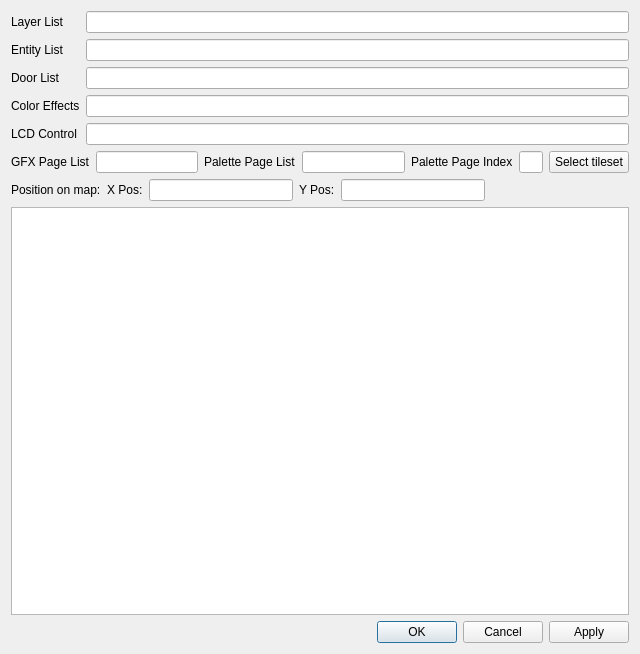
LagoLunatic/DSVEdit, file dsvedit/room_editor.ui: the form before one commit.
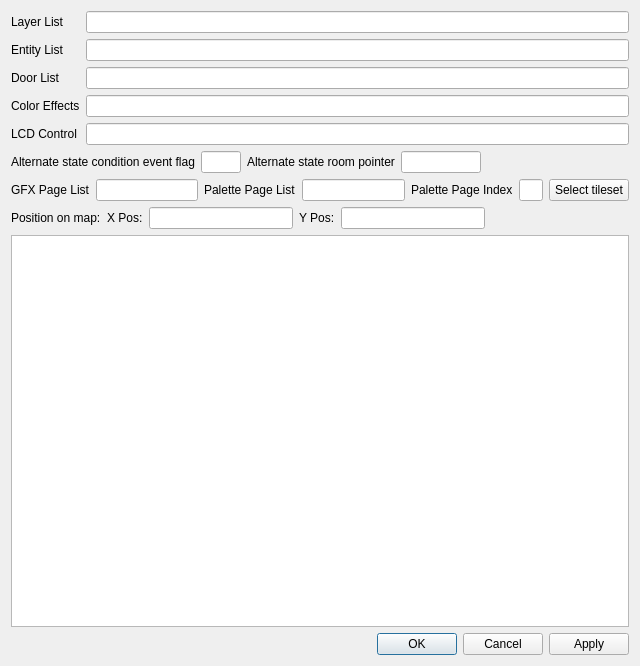
The form after the commit.

Commit message: HoD: Implement editing room state pointer and condition

```diff
--- a/dsvedit/room_editor.ui
+++ b/dsvedit/room_editor.ui
@@ -7,7 +7,7 @@
     <x>0</x>
     <y>0</y>
     <width>640</width>
-    <height>654</height>
+    <height>666</height>
    </rect>
   </property>
   <property name="windowTitle">
@@ -71,6 +71,57 @@
      </item>
     </layout>
    </item>
+   <item>
+    <layout class="QHBoxLayout" name="horizontalLayout_3">
+     <item>
+      <widget class="QLabel" name="label_12">
+       <property name="text">
+        <string>Alternate state condition event flag</string>
+       </property>
+      </widget>
+     </item>
+     <item>
+      <widget class="QLineEdit" name="alternate_state_event_flag">
+       <property name="maximumSize">
+        <size>
+         <width>40</width>
+         <height>16777215</height>
+        </size>
+       </property>
+      </widget>
+     </item>
+     <item>
+      <widget class="QLabel" name="label_13">
+       <property name="text">
+        <string>Alternate state room pointer</string>
+       </property>
+      </widget>
+     </item>
+     <item>
+      <widget class="QLineEdit" name="alternate_state_room_pointer">
+       <property name="maximumSize">
+        <size>
+         <width>80</width>
+         <height>16777215</height>
+        </size>
+       </property>
+      </widget>
+     </item>
+     <item>
+      <spacer name="horizontalSpacer_2">
+       <property name="orientation">
+        <enum>Qt::Horizontal</enum>
+       </property>
+       <property name="sizeHint" stdset="0">
+        <size>
+         <width>40</width>
+         <height>20</height>
+        </size>
+       </property>
+      </spacer>
+     </item>
+    </layout>
+   </item>
    <item>
     <layout class="QHBoxLayout" name="horizontalLayout_2">
      <item>
```
Left out of the diff: 6 changed lines with no effect on the pictures. The commit also changes 2 other files.
